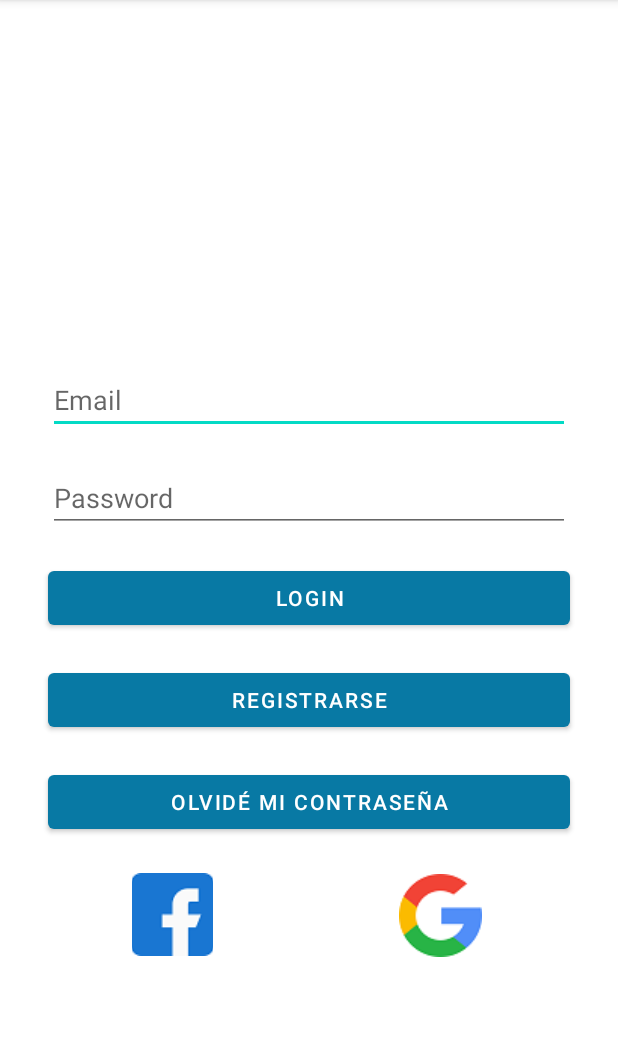
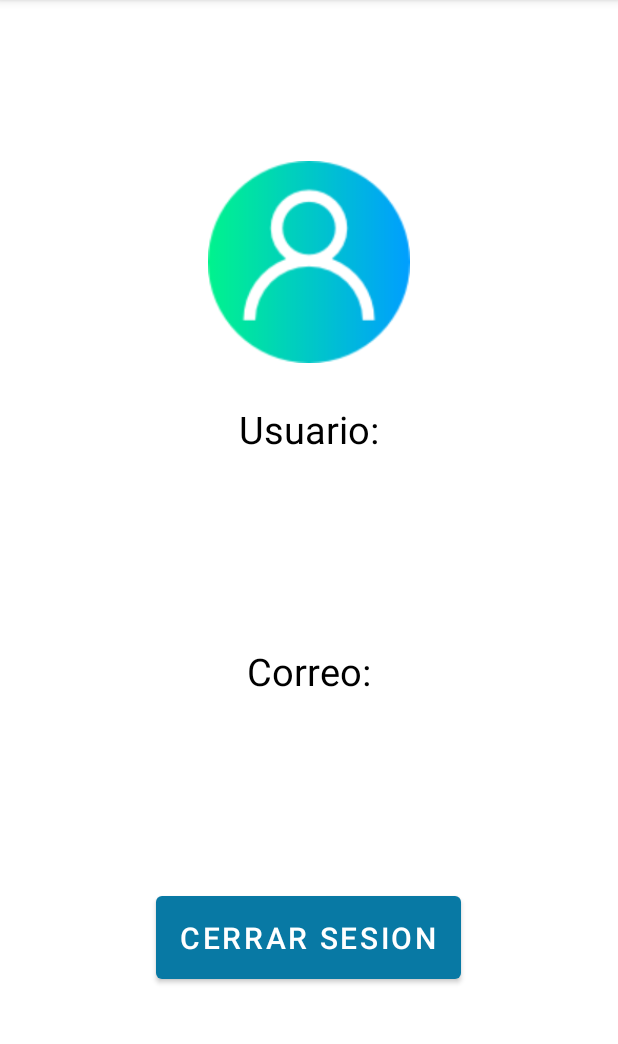
Before and after one commit to carlosjsu/GeographyPlay, an Android app: the MainActivity screen opened directly, with no data from a screen before it, after a tap on an icon or button, on a phone screen of 412 x 824 dp, the part 84-1128 px from its top. Run offline under Robolectric (Android 15) with nearby library versions, the phone set to English and light mode, and no system bars; our stand-ins replace Firebase (no records; nobody signed in at launch, a user with empty details on screens opened directly); Roboto replaces fonts that are not available here.

Commit message:
cambios generales, creacion de pantalla logout

```diff
--- a/app/src/main/java/com/udistrital/geographyplay/MainActivity.java
+++ b/app/src/main/java/com/udistrital/geographyplay/MainActivity.java
@@ -42,9 +42,7 @@ public class MainActivity extends AppCompatActivity implements ModulosFragment.O
         cerrarSesion.setOnClickListener(new View.OnClickListener() {
             @Override
             public void onClick(View v) {
-                Log.e("","Cerro sesion");
-                FirebaseAuth.getInstance().signOut();
-                Intent login = new Intent(MainActivity.this, login.class);
+                Intent login = new Intent(MainActivity.this, UserActivity.class);
                 startActivity(login);
             }
         });
--- /dev/null
+++ b/app/src/main/java/com/udistrital/geographyplay/UserActivity.java
@@ -0,0 +1,75 @@
+package com.udistrital.geographyplay;
+
+import androidx.annotation.NonNull;
+import androidx.appcompat.app.AppCompatActivity;
+
+import android.content.Intent;
+import android.os.Bundle;
+import android.util.Log;
+import android.view.View;
+import android.widget.Button;
+import android.widget.TextView;
+
+import com.google.android.gms.tasks.OnCompleteListener;
+import com.google.android.gms.tasks.Task;
+import com.google.firebase.auth.FirebaseAuth;
+import com.google.firebase.firestore.FirebaseFirestore;
+import com.google.firebase.firestore.QueryDocumentSnapshot;
+import com.google.firebase.firestore.QuerySnapshot;
+
+public class UserActivity extends AppCompatActivity {
+
+    private FirebaseAuth mAuth;
+    private FirebaseFirestore mDataBase;
+    private String user = "";
+    private String correo = "";
+    Button salir;
+    TextView usuario;
+    TextView email;
+
+    @Override
+    protected void onCreate(Bundle savedInstanceState) {
+        super.onCreate(savedInstanceState);
+        setContentView(R.layout.user_activity);
+        salir = (Button) findViewById(R.id.btnExit);
+        usuario = (TextView) findViewById(R.id.txtUserOb);
+        email = (TextView) findViewById(R.id.txtEmailUserOb);
+
+        mDataBase = FirebaseFirestore.getInstance();
+        mAuth = FirebaseAuth.getInstance();
+
+        correo = mAuth.getCurrentUser().getEmail();
+
+        mDataBase.collection("Users")
+                .whereEqualTo("email", correo)
+                .get()
+                .addOnCompleteListener(new OnCompleteListener<QuerySnapshot>() {
+                    @Override
+                    public void onComplete(@NonNull Task<QuerySnapshot> task) {
+                        if (task.isSuccessful()) {
+                            for (QueryDocumentSnapshot document : task.getResult()) {
+                                try {
+                                    user = document.getData().get("user").toString();
+                                } catch (Exception e) {
+                                    e.printStackTrace();
+                                }
+                            }
+                            usuario.setText(user);
+                            email.setText(correo);
+                        } else {
+                            Log.e("", "Error getting documents: ", task.getException());
+                        }
+                    }
+                });
+
+        salir.setOnClickListener(new View.OnClickListener() {
+            @Override
+            public void onClick(View v) {
+                Log.e("", "Se cerr sesion correctamente");
+                FirebaseAuth.getInstance().signOut();
+                Intent logout = new Intent(UserActivity.this, login.class);
+                startActivity(logout);
+            }
+        });
+    }
+}
--- a/app/src/main/res/layout/login.xml
+++ b/app/src/main/res/layout/login.xml
@@ -1,118 +1,88 @@
 <?xml version="1.0" encoding="utf-8"?>
-<androidx.constraintlayout.widget.ConstraintLayout
+<LinearLayout
     xmlns:android="http://schemas.android.com/apk/res/android"
     xmlns:app="http://schemas.android.com/apk/res-auto"
     xmlns:tools="http://schemas.android.com/tools"
     android:layout_width="match_parent"
-    android:layout_height="match_parent">
+    android:layout_height="match_parent"
+    android:orientation="vertical">
+
+    <TextView
+        android:id="@+id/txtEmpty"
+        android:layout_width="fill_parent"
+        android:layout_height="0dp"
+        android:layout_weight="0.2"
+        android:layout_gravity="center"
+        android:textColor="@android:color/black"
+        android:textSize="20sp"/>
+
+    <ImageView
+        android:id="@+id/userLogin"
+        android:layout_width="fill_parent"
+        android:layout_height="0dp"
+        android:layout_weight="0.5"
+        android:src="@drawable/user"/>
+
+    <TextView
+        android:id="@+id/txtEmpty1"
+        android:layout_width="fill_parent"
+        android:layout_height="0dp"
+        android:layout_weight="0.2"
+        android:textColor="@android:color/black"
+        android:textSize="20sp"/>
 
     <EditText
         android:id="@+id/email"
-        android:layout_width="match_parent"
-        android:layout_height="wrap_content"
-        android:layout_marginStart="32dp"
-        android:layout_marginLeft="32dp"
-        android:layout_marginTop="244dp"
-        android:layout_marginEnd="32dp"
-        android:layout_marginRight="32dp"
+        android:layout_width="350dp"
+        android:layout_height="0dp"
+        android:layout_gravity="center"
+        android:layout_weight="0.2"
         android:ems="10"
         android:hint="Email"
         android:inputType="textPersonName"
-        app:layout_constraintEnd_toEndOf="parent"
-        app:layout_constraintHorizontal_bias="0.0"
-        app:layout_constraintStart_toStartOf="parent"
-        app:layout_constraintTop_toTopOf="parent"
-        tools:ignore="MissingConstraints"
-        />
+        tools:ignore="MissingConstraints" />
 
     <EditText
         android:id="@+id/pasword"
-        android:layout_width="match_parent"
-        android:layout_height="wrap_content"
-        android:layout_marginStart="32dp"
-        android:layout_marginLeft="32dp"
-        android:layout_marginTop="20dp"
-        android:layout_marginEnd="32dp"
-        android:layout_marginRight="32dp"
+        android:layout_width="350dp"
+        android:layout_height="0dp"
+        android:layout_weight="0.2"
+        android:layout_gravity="center"
         android:ems="10"
         android:hint="Password"
         android:inputType="textPassword"
-        app:layout_constraintEnd_toEndOf="parent"
-        app:layout_constraintStart_toStartOf="parent"
-        app:layout_constraintTop_toBottomOf="@+id/email"
         tools:ignore="MissingConstraints" />
 
     <Button
         android:id="@+id/login"
-        android:layout_width="match_parent"
-        android:layout_height="wrap_content"
-        android:layout_marginStart="32dp"
-        android:layout_marginLeft="32dp"
-        android:layout_marginTop="20dp"
-        android:layout_marginEnd="32dp"
-        android:layout_marginRight="32dp"
-        android:text="login"
-        app:layout_constraintEnd_toEndOf="parent"
-        app:layout_constraintStart_toStartOf="parent"
-        app:layout_constraintTop_toBottomOf="@+id/pasword" />
+        android:layout_width="350dp"
+        android:layout_height="0dp"
+        android:layout_weight="0.15"
+        android:layout_gravity="center"
+        android:text="login"/>
 
     <Button
         android:id="@+id/registro"
-        android:layout_width="match_parent"
-        android:layout_height="wrap_content"
-        android:layout_marginStart="32dp"
-        android:layout_marginLeft="32dp"
-        android:layout_marginTop="20dp"
-        android:layout_marginEnd="32dp"
-        android:layout_marginRight="32dp"
-        android:text="registrarse"
-        app:layout_constraintEnd_toEndOf="parent"
-        app:layout_constraintHorizontal_bias="0.501"
-        app:layout_constraintStart_toStartOf="parent"
-        app:layout_constraintTop_toBottomOf="@+id/login" />
+        android:layout_width="350dp"
+        android:layout_height="0dp"
+        android:layout_weight="0.15"
+        android:layout_gravity="center"
+        android:text="registrarse"/>
 
     <Button
         android:id="@+id/recuperar"
-        android:layout_width="match_parent"
-        android:layout_height="wrap_content"
-        android:layout_marginStart="32dp"
-        android:layout_marginLeft="32dp"
-        android:layout_marginTop="20dp"
-        android:layout_marginEnd="32dp"
-        android:layout_marginRight="32dp"
-        android:text="Olvidé mi contraseña"
-        app:layout_constraintEnd_toEndOf="parent"
-        app:layout_constraintHorizontal_bias="0.501"
-        app:layout_constraintStart_toStartOf="parent"
-        app:layout_constraintTop_toBottomOf="@+id/registro" />
-    <ImageButton
-        android:id="@+id/imageButton"
-        android:layout_width="54dp"
-        android:layout_height="62dp"
-        android:layout_marginStart="32dp"
-        android:layout_marginLeft="32dp"
-        android:layout_marginTop="20dp"
-        android:layout_marginEnd="32dp"
-        android:layout_marginRight="32dp"
-        app:layout_constraintEnd_toStartOf="@+id/imageButton3"
-        app:layout_constraintStart_toStartOf="parent"
-        app:layout_constraintTop_toBottomOf="@+id/recuperar"
-        app:srcCompat="@drawable/facebook"
-        tools:ignore="MissingConstraints" />
+        android:layout_width="350dp"
+        android:layout_height="0dp"
+        android:layout_weight="0.15"
+        android:layout_gravity="center"
+        android:text="Olvidé mi contraseña"/>
 
-    <ImageButton
-        android:id="@+id/imageButton3"
-        android:layout_width="61dp"
-        android:layout_height="63dp"
-        android:layout_marginStart="32dp"
-        android:layout_marginLeft="32dp"
-        android:layout_marginTop="20dp"
-        android:layout_marginEnd="32dp"
-        android:layout_marginRight="32dp"
-        app:layout_constraintEnd_toEndOf="parent"
-        app:layout_constraintStart_toEndOf="@+id/imageButton"
-        app:layout_constraintTop_toBottomOf="@+id/recuperar"
-        app:srcCompat="@drawable/google"
-        tools:ignore="MissingConstraints" />
+    <TextView
+        android:id="@+id/txtEmpty2"
+        android:layout_width="fill_parent"
+        android:layout_height="0dp"
+        android:layout_weight="0.2"
+        android:textColor="@android:color/black"
+        android:textSize="20sp"/>
 
-</androidx.constraintlayout.widget.ConstraintLayout >
+</LinearLayout >
--- /dev/null
+++ b/app/src/main/res/layout/user_activity.xml
@@ -0,0 +1,88 @@
+<?xml version="1.0" encoding="utf-8"?>
+<LinearLayout
+    xmlns:android="http://schemas.android.com/apk/res/android"
+    android:layout_width="fill_parent"
+    android:layout_height="fill_parent"
+    android:orientation="vertical">
+
+    <TextView
+        android:id="@+id/txtEmpty1"
+        android:layout_width="fill_parent"
+        android:layout_height="0dp"
+        android:layout_weight="0.04"
+        android:layout_gravity="center"
+        android:textColor="@android:color/black"
+        android:textSize="20sp"/>
+
+    <ImageView
+        android:id="@+id/user"
+        android:layout_width="fill_parent"
+        android:layout_height="0dp"
+        android:layout_weight="0.05"
+        android:src="@drawable/user"/>
+
+    <TextView
+        android:id="@+id/txtEmpty2"
+        android:layout_width="fill_parent"
+        android:layout_height="0dp"
+        android:layout_weight="0.01"
+        android:layout_gravity="center"
+        android:textColor="@android:color/black"
+        android:textSize="30sp"/>
+
+    <TextView
+        android:id="@+id/txtUser"
+        android:layout_width="wrap_content"
+        android:layout_height="0dp"
+        android:layout_weight="0.03"
+        android:layout_gravity="center"
+        android:text="@string/usuario"
+        android:textColor="@android:color/black"
+        android:textSize="25sp"/>
+
+    <TextView
+        android:id="@+id/txtUserOb"
+        android:layout_width="fill_parent"
+        android:layout_height="0dp"
+        android:layout_weight="0.03"
+        android:layout_gravity="center"
+        android:textColor="@android:color/black"
+        android:textSize="25sp"/>
+
+    <TextView
+        android:id="@+id/txtEmailUser"
+        android:layout_width="wrap_content"
+        android:layout_height="0dp"
+        android:layout_weight="0.03"
+        android:layout_gravity="center"
+        android:text="@string/correo"
+        android:textColor="@android:color/black"
+        android:textSize="25sp"/>
+
+    <TextView
+        android:id="@+id/txtEmailUserOb"
+        android:layout_width="fill_parent"
+        android:layout_height="0dp"
+        android:layout_weight="0.03"
+        android:layout_gravity="center"
+        android:textColor="@android:color/black"
+        android:textSize="25sp"/>
+
+    <Button
+        android:id="@+id/btnExit"
+        android:layout_width="wrap_content"
+        android:layout_height="0dp"
+        android:layout_weight="0.025"
+        android:text="@string/cerrar_sesion"
+        android:textSize="20sp"
+        android:layout_gravity="center"/>
+    <TextView
+        android:id="@+id/txtEmpty"
+        android:layout_width="fill_parent"
+        android:layout_height="0dp"
+        android:layout_weight="0.04"
+        android:layout_gravity="center"
+        android:textColor="@android:color/black"
+        android:textSize="30sp"/>
+
+</LinearLayout>
--- a/app/src/main/res/values/colors.xml
+++ b/app/src/main/res/values/colors.xml
@@ -6,10 +6,10 @@
     <color name="teal_200">#FF03DAC5</color>
     <color name="teal_700">#FF018786</color>
     <color name="black">#FF000000</color>
-    <color name="azul">#085ea4</color>
+    <color name="azul">#2E86C1</color>
     <color name="white">#FFFFFFFF</color>
     <color name="negro">#010101</color>
     <color name="colorPrimary">#1432d5</color>
-    <color name="colorPrimaryDark">#9ca2c6</color>
+    <color name="colorPrimaryDark">#2C3E50</color>
     <color name="colorAccent">#FF4081</color>
 </resources>
--- a/app/src/main/res/values/strings.xml
+++ b/app/src/main/res/values/strings.xml
@@ -212,4 +212,10 @@
     <string name="usuario">Usuario:</string>
     <string name="correo">Correo:</string>
     <string name="registrarse">Registrarse</string>
+    <string name="cerrar_sesion">cerrar Sesion</string>
+    <string name="contra_olvidada">Olvidé mi contraseña</string>
+    <string name="login">Ingresar</string>
+    <string name="cuestionario">Estas en el módulo del conocimiento en el cual vas a responder un cuestionario de 6 preguntas acerca de los temas apoyados en la aplicación, presiona iniciar cuestionario.</string>
+    <string name="cuestionarioTitulo">MÓDULO DE CONOCIMIENTO</string>
+    <string name="inicar_cuestionario">Inicar cuestionario</string>
 </resources>
```
Also changed, not shown: app/src/main/AndroidManifest.xml (+5 -4 lines), app/src/main/res/layout/activity_main.xml (+6 -6 lines), app/src/main/res/drawable/outuser.png (added), app/src/main/res/drawable/user.png (added), 1 other file.
